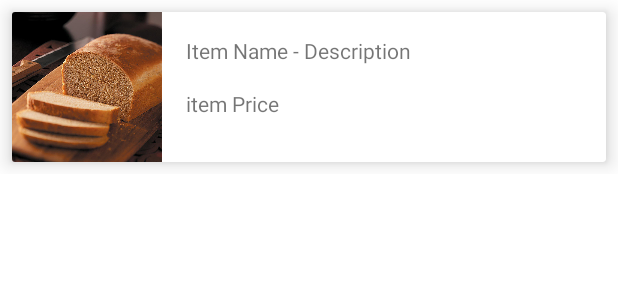
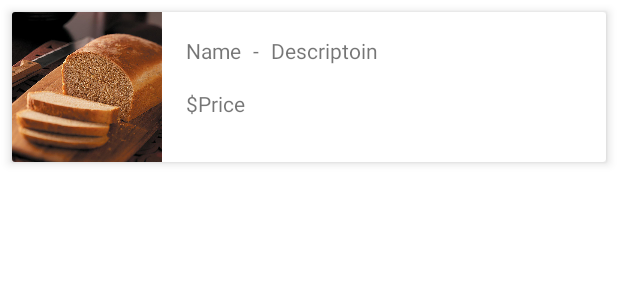
Before and after one commit to PrashantNaikHC/EZ-Kart, an Android app: the layout list_item.xml on its own in the app's theme, with its tools: preview values and no code run, on a phone screen of 412 x 824 dp. Shown: the top 300 px of the screen. Run offline under Robolectric (Android 15) with nearby library versions, the phone set to English and light mode, and no system bars.

Commit message:
Adding RecyclerView

```diff
--- a/app/src/main/res/layout/list_item.xml
+++ b/app/src/main/res/layout/list_item.xml
@@ -1,7 +1,15 @@
 <?xml version="1.0" encoding="utf-8"?>
-<androidx.constraintlayout.widget.ConstraintLayout xmlns:android="http://schemas.android.com/apk/res/android"
+<layout xmlns:android="http://schemas.android.com/apk/res/android"
     xmlns:app="http://schemas.android.com/apk/res-auto"
-    xmlns:tools="http://schemas.android.com/tools"
+    xmlns:tools="http://schemas.android.com/tools">
+
+    <data>
+        <variable
+            name="item"
+            type="com.prashant.naik.ezcart.model.Item" />
+    </data>
+
+    <androidx.constraintlayout.widget.ConstraintLayout
         android:layout_width="match_parent"
         android:layout_height="wrap_content">
 
@@ -9,11 +17,11 @@
             android:layout_width="match_parent"
             android:layout_height="wrap_content"
             android:layout_margin="@dimen/margin_sm"
-        app:cardElevation="@dimen/margin_sm"
+            app:cardElevation="@dimen/card_elevation"
             app:layout_constraintBottom_toBottomOf="parent"
             app:layout_constraintEnd_toEndOf="parent"
             app:layout_constraintStart_toStartOf="parent"
-        app:layout_constraintTop_toTopOf="parent" >
+            app:layout_constraintTop_toTopOf="parent">
 
             <androidx.constraintlayout.widget.ConstraintLayout
                 android:layout_width="match_parent"
@@ -23,32 +31,67 @@
                     android:id="@+id/product_image"
                     android:layout_width="wrap_content"
                     android:layout_height="wrap_content"
+                    android:contentDescription="@string/product_image"
                     android:scaleType="center"
-                tools:src="@drawable/product_01"
-                android:contentDescription="@string/product_image"
+                    android:src="@drawable/product_01"
                     app:layout_constraintBottom_toBottomOf="parent"
-                app:layout_constraintTop_toTopOf="parent"
-                app:layout_constraintStart_toStartOf="parent" />
+                    app:layout_constraintStart_toStartOf="parent"
+                    app:layout_constraintTop_toTopOf="parent" />
 
                 <TextView
-                android:id="@+id/product_detail"
+                    android:id="@+id/item_name"
                     android:layout_width="wrap_content"
                     android:layout_height="wrap_content"
                     android:layout_margin="@dimen/margin_general"
-                tools:text="Item Name - Description"
+                    android:text="@{item.itemName}"
                     app:layout_constraintStart_toEndOf="@+id/product_image"
-                app:layout_constraintTop_toTopOf="parent" />
+                    app:layout_constraintTop_toTopOf="parent"
+                    tools:text="Name" />
 
                 <TextView
                     android:id="@+id/product_price"
                     android:layout_width="wrap_content"
                     android:layout_height="wrap_content"
                     android:layout_marginTop="@dimen/margin_general"
-                tools:text="item Price"
-                app:layout_constraintStart_toStartOf="@+id/product_detail"
-                app:layout_constraintTop_toBottomOf="@+id/product_detail" />
+                    android:text="@{Integer.toString(item.price)}"
+                    app:layout_constraintStart_toEndOf="@+id/product_currency"
+                    app:layout_constraintTop_toBottomOf="@+id/item_name"
+                    tools:text="Price" />
+
+                <TextView
+                    android:id="@+id/product_currency"
+                    android:layout_width="wrap_content"
+                    android:layout_height="wrap_content"
+                    android:layout_marginTop="@dimen/margin_general"
+                    android:text="@string/dollar"
+                    app:layout_constraintStart_toStartOf="@+id/item_name"
+                    app:layout_constraintTop_toBottomOf="@+id/item_name"
+                    tools:text="$" />
+
+                <TextView
+                    android:id="@+id/dash"
+                    android:layout_width="wrap_content"
+                    android:layout_height="wrap_content"
+                    android:layout_margin="@dimen/margin_sm"
+                    android:text="@string/dash"
+                    app:layout_constraintBottom_toBottomOf="@+id/item_name"
+                    app:layout_constraintEnd_toStartOf="@id/item_description"
+                    app:layout_constraintStart_toEndOf="@+id/item_name"
+                    app:layout_constraintTop_toTopOf="@+id/item_name" />
+
+                <TextView
+                    android:id="@+id/item_description"
+                    android:layout_width="wrap_content"
+                    android:layout_height="wrap_content"
+                    android:layout_marginStart="@dimen/margin_sm"
+                    android:text="@{item.desc}"
+                    app:layout_constraintBottom_toBottomOf="@+id/dash"
+                    app:layout_constraintStart_toEndOf="@+id/dash"
+                    app:layout_constraintTop_toTopOf="@+id/dash"
+                    tools:text="Descriptoin" />
 
             </androidx.constraintlayout.widget.ConstraintLayout>
         </androidx.cardview.widget.CardView>
 
     </androidx.constraintlayout.widget.ConstraintLayout>
+</layout>
--- a/app/src/main/res/values/dimens.xml
+++ b/app/src/main/res/values/dimens.xml
@@ -3,4 +3,5 @@
     <dimen name="margin_xl">48dp</dimen>
     <dimen name="heading_textsize">20sp</dimen>
     <dimen name="margin_sm">8dp</dimen>
+    <dimen name="card_elevation">4dp</dimen>
 </resources>
--- a/app/src/main/res/values/strings.xml
+++ b/app/src/main/res/values/strings.xml
@@ -31,4 +31,9 @@
     <string name="submit_feedback">Submit Feedback</string>
     <string name="product_image">Product image</string>
 
+    <!--Home Fragment-->
+    <string name="dash">-</string>
+    <string name="dollar">$</string>
+    <string name="banner_content_desc">Banner</string>
+
 </resources>
```
Also changed, not shown: app/src/main/java/com/prashant/naik/ezcart/adapter/ItemsAdapter.kt (added, +53 -0 lines), app/src/main/java/com/prashant/naik/ezcart/ui/home/HomeFragment.kt (+13 -10 lines), app/src/main/java/com/prashant/naik/ezcart/utils/ItemDiffUtil.kt (added, +29 -0 lines), app/src/main/res/layout/fragment_home.xml (+15 -14 lines). Lines whose indentation alone changed are shown as unchanged.
